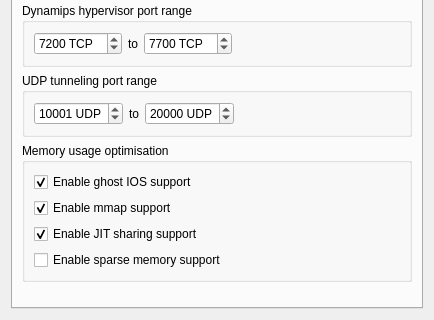
First picture: the form in gns3/modules/dynamips/ui/dynamips_preferences_page.ui, repository GNS3/gns3-gui, before the edit; both pictures show x 0 to 434 and y 185 to 505 of the 434 by 505 pixel window.
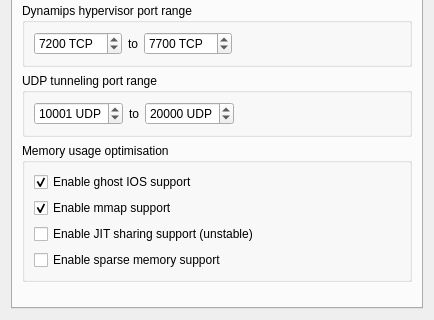
Second picture: the form after the edit. The open tabs and pages were chosen to show the change.

Commit message: Bump version to 1.0a5.dev1.

The edit to the form file:
```diff
--- a/gns3/modules/dynamips/ui/dynamips_preferences_page.ui
+++ b/gns3/modules/dynamips/ui/dynamips_preferences_page.ui
@@ -448,11 +448,14 @@
           </item>
           <item>
            <widget class="QCheckBox" name="uiJITSharingSupportCheckBox">
+            <property name="enabled">
+             <bool>true</bool>
+            </property>
             <property name="text">
-             <string>Enable JIT sharing support</string>
+             <string>Enable JIT sharing support (unstable)</string>
             </property>
             <property name="checked">
-             <bool>true</bool>
+             <bool>false</bool>
             </property>
            </widget>
           </item>
```
The commit also changes 2 other files.
